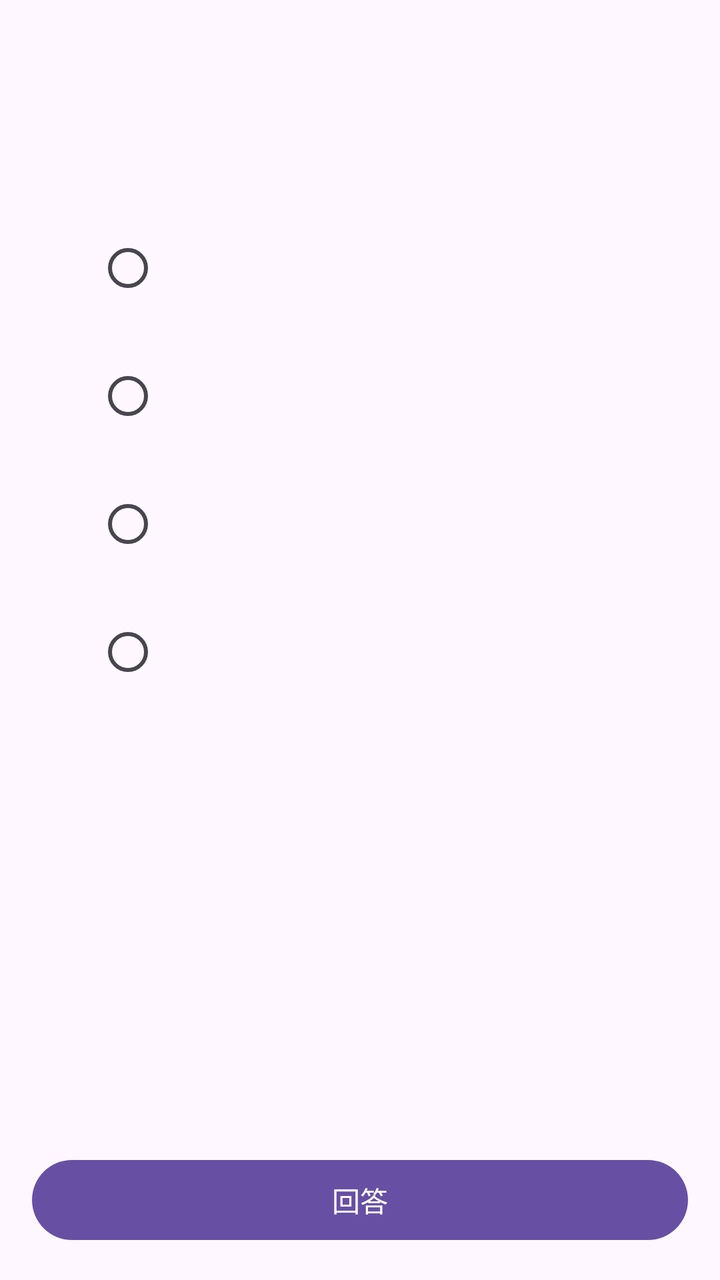
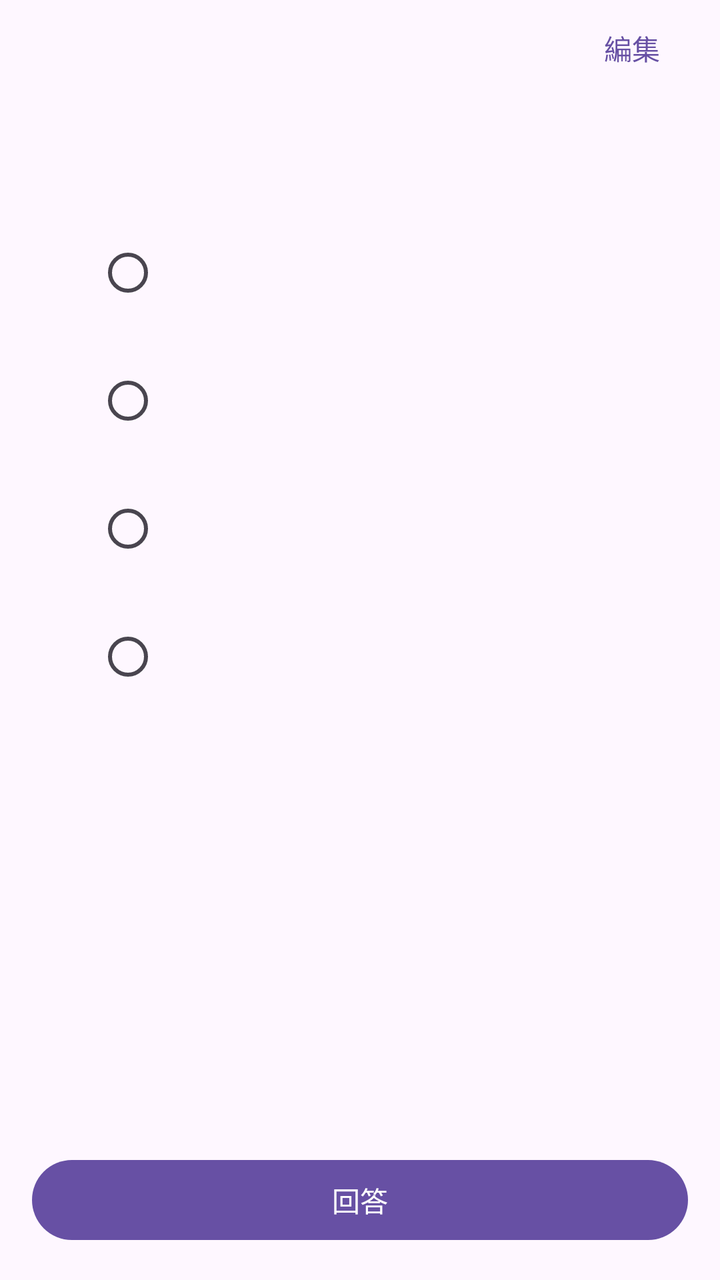

Before-and-after screenshots of an Android layout around one commit, followed by the original layout XML and the change that was made.
<!-- AndroidManifest.xml: application theme Theme.ExamDrill -->
<!-- res/layout/fragment_quiz.xml -->
<?xml version="1.0" encoding="utf-8"?>
<androidx.constraintlayout.widget.ConstraintLayout xmlns:android="http://schemas.android.com/apk/res/android"
    xmlns:app="http://schemas.android.com/apk/res-auto"
    android:layout_width="match_parent"
    android:layout_height="match_parent">

    
    <TextView
        android:id="@+id/text_progress"
        android:layout_width="match_parent"
        android:layout_height="wrap_content"
        android:padding="12dp"
        android:textAlignment="center"
        android:textSize="16sp"
        app:layout_constraintTop_toTopOf="parent" />

    
    <ScrollView
        android:id="@+id/scroll_content"
        android:layout_width="match_parent"
        android:layout_height="0dp"
        app:layout_constraintTop_toBottomOf="@id/text_progress"
        app:layout_constraintBottom_toTopOf="@id/btn_action">

        <LinearLayout
            android:layout_width="match_parent"
            android:layout_height="wrap_content"
            android:orientation="vertical"
            android:padding="16dp">

            
            <TextView
                android:id="@+id/text_problem"
                android:layout_width="match_parent"
                android:layout_height="wrap_content"
                android:textSize="18sp" />

            
            <RadioGroup
                android:id="@+id/radio_group_choices"
                android:layout_width="match_parent"
                android:layout_height="wrap_content"
                android:layout_marginTop="16dp">

                <LinearLayout
                    android:layout_width="match_parent"
                    android:layout_height="wrap_content"
                    android:orientation="horizontal"
                    android:gravity="center_vertical"
                    android:paddingVertical="8dp">

                    <TextView
                        android:id="@+id/text_label_a"
                        android:layout_width="wrap_content"
                        android:layout_height="wrap_content"
                        android:textSize="16sp"
                        android:minWidth="32dp" />

                    <RadioButton
                        android:id="@+id/radio_choice_a"
                        android:layout_width="wrap_content"
                        android:layout_height="wrap_content" />

                    <TextView
                        android:id="@+id/text_choice_a"
                        android:layout_width="0dp"
                        android:layout_height="wrap_content"
                        android:layout_weight="1"
                        android:textSize="16sp" />

                </LinearLayout>

                <LinearLayout
                    android:layout_width="match_parent"
                    android:layout_height="wrap_content"
                    android:orientation="horizontal"
                    android:gravity="center_vertical"
                    android:paddingVertical="8dp">

                    <TextView
                        android:id="@+id/text_label_b"
                        android:layout_width="wrap_content"
                        android:layout_height="wrap_content"
                        android:textSize="16sp"
                        android:minWidth="32dp" />

                    <RadioButton
                        android:id="@+id/radio_choice_b"
                        android:layout_width="wrap_content"
                        android:layout_height="wrap_content" />

                    <TextView
                        android:id="@+id/text_choice_b"
                        android:layout_width="0dp"
                        android:layout_height="wrap_content"
                        android:layout_weight="1"
                        android:textSize="16sp" />

                </LinearLayout>

                <LinearLayout
                    android:layout_width="match_parent"
                    android:layout_height="wrap_content"
                    android:orientation="horizontal"
                    android:gravity="center_vertical"
                    android:paddingVertical="8dp">

                    <TextView
                        android:id="@+id/text_label_c"
                        android:layout_width="wrap_content"
                        android:layout_height="wrap_content"
                        android:textSize="16sp"
                        android:minWidth="32dp" />

                    <RadioButton
                        android:id="@+id/radio_choice_c"
                        android:layout_width="wrap_content"
                        android:layout_height="wrap_content" />

                    <TextView
                        android:id="@+id/text_choice_c"
                        android:layout_width="0dp"
                        android:layout_height="wrap_content"
                        android:layout_weight="1"
                        android:textSize="16sp" />

                </LinearLayout>

                <LinearLayout
                    android:layout_width="match_parent"
                    android:layout_height="wrap_content"
                    android:orientation="horizontal"
                    android:gravity="center_vertical"
                    android:paddingVertical="8dp">

                    <TextView
                        android:id="@+id/text_label_d"
                        android:layout_width="wrap_content"
                        android:layout_height="wrap_content"
                        android:textSize="16sp"
                        android:minWidth="32dp" />

                    <RadioButton
                        android:id="@+id/radio_choice_d"
                        android:layout_width="wrap_content"
                        android:layout_height="wrap_content" />

                    <TextView
                        android:id="@+id/text_choice_d"
                        android:layout_width="0dp"
                        android:layout_height="wrap_content"
                        android:layout_weight="1"
                        android:textSize="16sp" />

                </LinearLayout>

            </RadioGroup>

            
            <LinearLayout
                android:id="@+id/result_area"
                android:layout_width="match_parent"
                android:layout_height="wrap_content"
                android:orientation="vertical"
                android:layout_marginTop="16dp"
                android:visibility="gone">

                
                <TextView
                    android:id="@+id/text_result"
                    android:layout_width="match_parent"
                    android:layout_height="wrap_content"
                    android:textSize="20sp"
                    android:textStyle="bold" />

                
                <com.google.android.material.textfield.TextInputLayout
                    android:layout_width="match_parent"
                    android:layout_height="wrap_content"
                    android:layout_marginTop="12dp"
                    android:hint="@string/explanation">

                    <com.google.android.material.textfield.TextInputEditText
                        android:id="@+id/edit_explanation"
                        android:layout_width="match_parent"
                        android:layout_height="wrap_content"
                        android:inputType="textMultiLine"
                        android:minLines="2"
                        android:gravity="top" />

                </com.google.android.material.textfield.TextInputLayout>

                
                <com.google.android.material.textfield.TextInputLayout
                    android:id="@+id/layout_status"
                    style="@style/Widget.Material3.TextInputLayout.OutlinedBox.ExposedDropdownMenu"
                    android:layout_width="match_parent"
                    android:layout_height="wrap_content"
                    android:layout_marginTop="12dp"
                    android:hint="@string/status">

                    <AutoCompleteTextView
                        android:id="@+id/dropdown_status"
                        android:layout_width="match_parent"
                        android:layout_height="wrap_content"
                        android:inputType="none" />

                </com.google.android.material.textfield.TextInputLayout>

            </LinearLayout>

        </LinearLayout>

    </ScrollView>

    
    <Button
        android:id="@+id/btn_action"
        android:layout_width="match_parent"
        android:layout_height="wrap_content"
        android:layout_margin="16dp"
        android:text="@string/answer_button"
        app:layout_constraintBottom_toBottomOf="parent" />

</androidx.constraintlayout.widget.ConstraintLayout>
<!-- resources referenced by this layout -->
<resources>
  <string name="answer_button">回答</string>
  <string name="explanation">解説・メモ</string>
  <string name="status">理解度</string>
  <style name="Theme.ExamDrill" parent="Base.Theme.ExamDrill" />
  <style name="Base.Theme.ExamDrill" parent="Theme.Material3.DayNight.NoActionBar">
          
          
      </style>
</resources>

<!-- the commit's change to res/layout/fragment_quiz.xml (unified diff, before → after) -->
@@ -7,11 +7,23 @@
     
     <TextView
         android:id="@+id/text_progress"
-        android:layout_width="match_parent"
+        android:layout_width="0dp"
         android:layout_height="wrap_content"
         android:padding="12dp"
         android:textAlignment="center"
         android:textSize="16sp"
+        app:layout_constraintStart_toStartOf="parent"
+        app:layout_constraintEnd_toStartOf="@id/btn_edit"
+        app:layout_constraintTop_toTopOf="parent" />
+
+    
+    <Button
+        android:id="@+id/btn_edit"
+        style="@style/Widget.Material3.Button.TextButton"
+        android:layout_width="wrap_content"
+        android:layout_height="wrap_content"
+        android:text="@string/edit"
+        app:layout_constraintEnd_toEndOf="parent"
         app:layout_constraintTop_toTopOf="parent" />
 
     
@@ -19,7 +31,7 @@
         android:id="@+id/scroll_content"
         android:layout_width="match_parent"
         android:layout_height="0dp"
-        app:layout_constraintTop_toBottomOf="@id/text_progress"
+        app:layout_constraintTop_toBottomOf="@id/btn_edit"
         app:layout_constraintBottom_toTopOf="@id/btn_action">
 
         <LinearLayout
<!-- resource entries referenced after the edit -->
@@ -1,6 +1,7 @@
 <!-- resources referenced by this layout -->
 <resources>
   <string name="answer_button">回答</string>
+  <string name="edit">編集</string>
   <string name="explanation">解説・メモ</string>
   <string name="status">理解度</string>
   <style name="Theme.ExamDrill" parent="Base.Theme.ExamDrill" />
